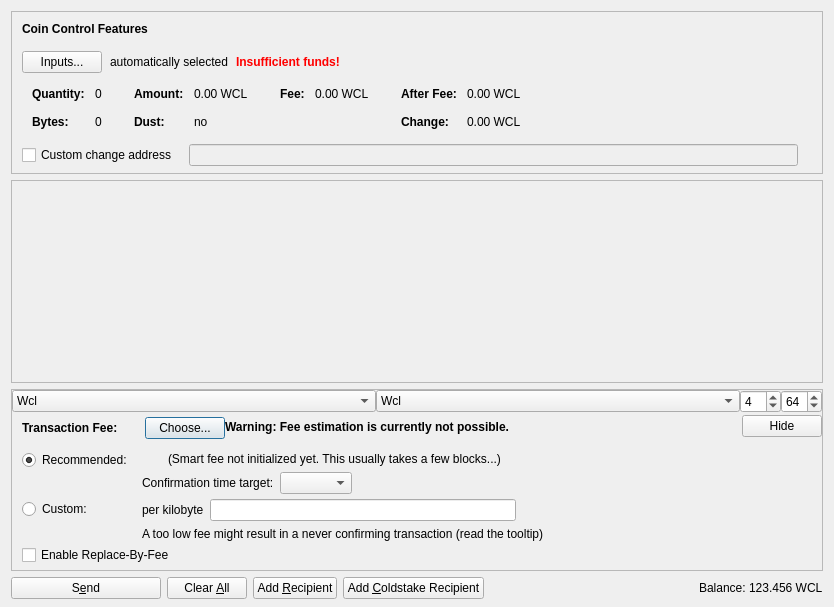
vpubchain/vircle-core, file src/qt/forms/sendcoinsdialog.ui: the form before one commit.
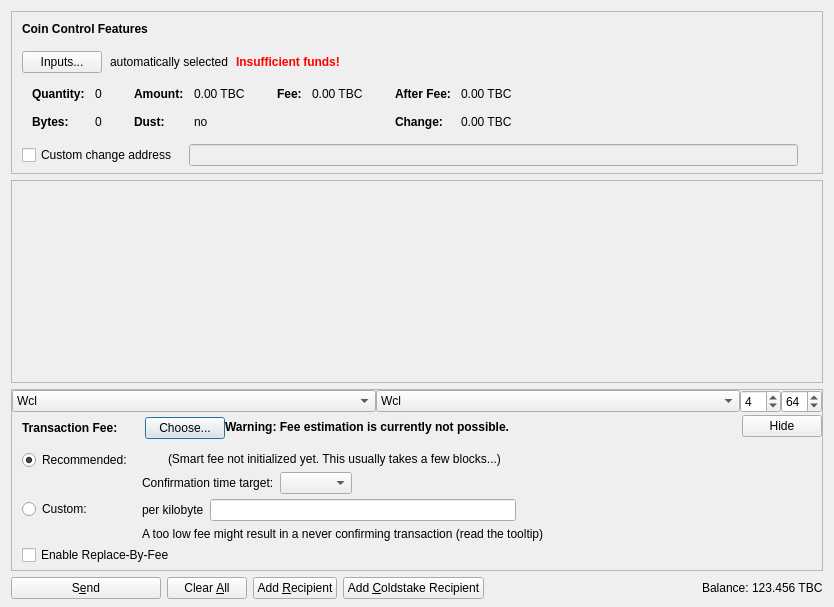
The form after the commit. Icons and pictures are not drawn. Custom widgets are drawn as their Qt base class.

The edit to the form file:
```diff
--- a/src/qt/forms/sendcoinsdialog.ui
+++ b/src/qt/forms/sendcoinsdialog.ui
@@ -324,7 +324,7 @@
                   <enum>Qt::ActionsContextMenu</enum>
                  </property>
                  <property name="text">
-                  <string notr="true">0.00 WCL</string>
+                  <string notr="true">0.00 TBC</string>
                  </property>
                  <property name="textInteractionFlags">
                   <set>Qt::LinksAccessibleByMouse|Qt::TextSelectableByKeyboard|Qt::TextSelectableByMouse</set>
@@ -404,7 +404,7 @@
                   <enum>Qt::ActionsContextMenu</enum>
                  </property>
                  <property name="text">
-                  <string notr="true">0.00 WCL</string>
+                  <string notr="true">0.00 TBC</string>
                  </property>
                  <property name="textInteractionFlags">
                   <set>Qt::LinksAccessibleByMouse|Qt::TextSelectableByKeyboard|Qt::TextSelectableByMouse</set>
@@ -455,7 +455,7 @@
                   <enum>Qt::ActionsContextMenu</enum>
                  </property>
                  <property name="text">
-                  <string notr="true">0.00 WCL</string>
+                  <string notr="true">0.00 TBC</string>
                  </property>
                  <property name="textInteractionFlags">
                   <set>Qt::LinksAccessibleByMouse|Qt::TextSelectableByKeyboard|Qt::TextSelectableByMouse</set>
@@ -484,7 +484,7 @@
                   <enum>Qt::ActionsContextMenu</enum>
                  </property>
                  <property name="text">
-                  <string notr="true">0.00 WCL</string>
+                  <string notr="true">0.00 TBC</string>
                  </property>
                  <property name="textInteractionFlags">
                   <set>Qt::LinksAccessibleByMouse|Qt::TextSelectableByKeyboard|Qt::TextSelectableByMouse</set>
@@ -1314,7 +1314,7 @@
           <cursorShape>IBeamCursor</cursorShape>
          </property>
          <property name="text">
-          <string notr="true">123.456 WCL</string>
+          <string notr="true">123.456 TBC</string>
          </property>
          <property name="textInteractionFlags">
           <set>Qt::LinksAccessibleByMouse|Qt::TextSelectableByKeyboard|Qt::TextSelectableByMouse</set>
```
